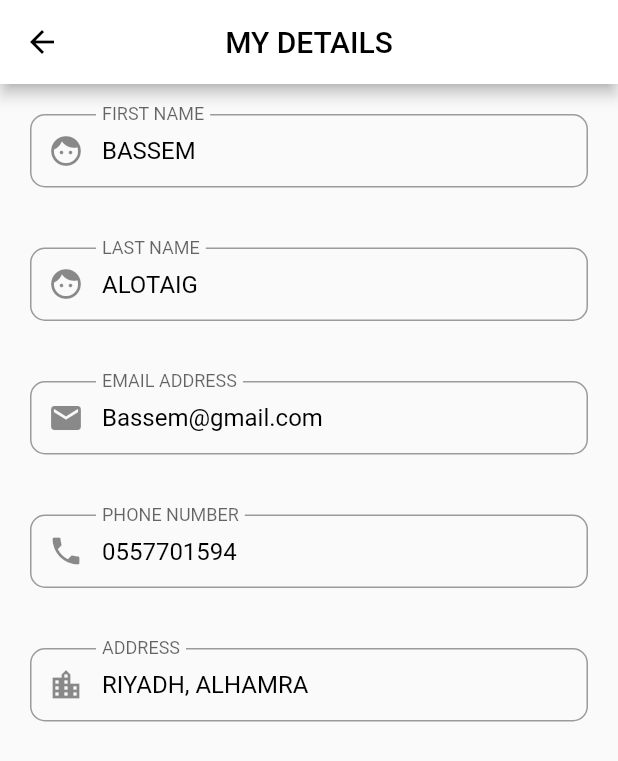
After one commit to Abdulaziz-ba/Project, a Flutter app: the MyDetails screen opened directly, on a phone screen of 412 x 824 dp. The commit adds this screen. Shown: the top 761 px of the screen. Run offline on Flutter 3.47's test engine with Material 2 defaults, Android fonts, the phone set to English and light mode, and no system bars; our stand-ins replace cached_network_image, cloud_firestore, firebase_auth, firebase_core, firebase_storage, flutter_svg and 4 more; missing offline and left inert: cloud_firestore_web, dart:ffi, firebase_auth_web, firebase_core_web, firebase_storage_web; accounts and stored records are empty.

Commit message:
Add files via upload

```diff
--- a/lib/model/user_model.dart
+++ b/lib/model/user_model.dart
@@ -1,15 +1,17 @@
 class UserModel {
   String? uid;
   String? email;
+  String? phone;
   String? FirstName;
   String? LastName;
-  UserModel({this.uid, this.email, this.FirstName, this.LastName});
+  UserModel({this.uid, this.phone, this.email, this.FirstName, this.LastName});
 
 //Retriving data form the server (Firebase DB)
   factory UserModel.fromMap(map) {
     return UserModel(
         uid: map['uid'],
         email: map['email'],
+        phone: map['phone'],
         FirstName: map['FirstName'],
         LastName: map['LastName']);
   }
@@ -18,6 +20,7 @@ class UserModel {
     return {
       'uid': uid,
       'email': email,
+      'phone': phone,
       "FirstName": FirstName,
       "LastName": LastName
     };
--- /dev/null
+++ b/lib/view/Profile/components/MyDetails.dart
@@ -0,0 +1,91 @@
+import 'package:brandz/view/Profile/components/body.dart';
+import 'package:flutter/cupertino.dart';
+import 'package:flutter/material.dart';
+
+class MyDetails extends StatelessWidget {
+  const MyDetails({Key? key}) : super(key: key);
+  @override
+  Widget build(BuildContext context) {
+    return Scaffold(
+        appBar: AppBar(
+          backgroundColor: Colors.white,
+          leading: BackButton(color: Colors.black),
+          centerTitle: true,
+          title:
+              const Text('MY DETAILS', style: TextStyle(color: Colors.black)),
+        ),
+        body: Column(
+          crossAxisAlignment: CrossAxisAlignment.start,
+          children: <Widget>[
+            displayBox2(
+                hintText: 'BASSEM',
+                lableText: 'FIRST NAME',
+                icon: Icon(
+                  Icons.face,
+                )),
+            displayBox2(
+                hintText: 'ALOTAIG',
+                lableText: 'LAST NAME',
+                icon: Icon(
+                  Icons.face,
+                )),
+            displayBox2(
+                hintText: 'Bassem@gmail.com',
+                lableText: 'EMAIL ADDRESS',
+                icon: Icon(
+                  Icons.mail,
+                )),
+            displayBox2(
+                hintText: '0557701594',
+                lableText: 'PHONE NUMBER',
+                icon: Icon(
+                  Icons.phone,
+                )),
+            displayBox2(
+                hintText: 'RIYADH, ALHAMRA',
+                lableText: 'ADDRESS',
+                icon: Icon(
+                  Icons.location_city,
+                ))
+          ],
+        ));
+  }
+}
+
+class displayBox2 extends StatelessWidget {
+  const displayBox2({
+    Key? key,
+    required this.hintText,
+    required this.lableText,
+    required this.icon,
+  }) : super(key: key);
+
+  final String hintText;
+  final String lableText;
+  final Icon icon;
+
+  @override
+  Widget build(BuildContext context) {
+    return Container(
+      padding: EdgeInsets.all(20),
+      child: TextFormField(
+        readOnly: true,
+        enabled: true,
+        autofocus: false,
+        keyboardType: TextInputType.emailAddress,
+        textInputAction: TextInputAction.next,
+        decoration: InputDecoration(
+          prefixIcon: icon,
+          contentPadding: EdgeInsets.fromLTRB(20, 15, 20, 15),
+          hintText: hintText,
+          hintStyle: TextStyle(color: Colors.black),
+          labelText: lableText,
+          floatingLabelBehavior: FloatingLabelBehavior.always,
+          border: OutlineInputBorder(
+            borderRadius: BorderRadius.circular(10),
+          ),
+        ),
+      ),
+    );
+  }
+}
--- a/lib/view/main_screen.dart
+++ b/lib/view/main_screen.dart
@@ -9,7 +9,7 @@ import 'package:get/get.dart';
 import 'cart_screen.dart';
 import 'category_screen.dart';
 import 'home_screen.dart';
-import 'profile_screen.dart';
+import 'Profile/profile_screen.dart';
 import 'search_screen.dart';
 
 class MainPage extends StatefulWidget {
--- a/lib/view/regScreen.dart
+++ b/lib/view/regScreen.dart
@@ -28,6 +28,7 @@ class _reg_screenState extends State<reg_screen> {
   final TextEditingController fNameController = new TextEditingController();
   final TextEditingController lNameController = new TextEditingController();
   final TextEditingController emailController = new TextEditingController();
+  final TextEditingController phoneController = new TextEditingController();
   final TextEditingController passwordController = new TextEditingController();
   final TextEditingController conpasswordController =
       new TextEditingController();
@@ -118,6 +119,32 @@ class _reg_screenState extends State<reg_screen> {
         ),
       ),
     ); //fName Field
+    //Phone Field
+    final PhoneField = TextFormField(
+      autofocus: false,
+      controller: phoneController,
+      keyboardType: TextInputType.name,
+      validator: (value) {
+        RegExp regex = new RegExp(r'^.{3,}$');
+        if (value!.isEmpty) return ("First Name cannot be Empty!");
+        if (!regex.hasMatch(value))
+          return ("Enter a valid name (Min: 3 character)");
+      },
+      onSaved: (value) {
+        phoneController.text = value!;
+      },
+      textInputAction: TextInputAction.next,
+      decoration: InputDecoration(
+        prefixIcon: Icon(
+          Icons.phone,
+        ),
+        contentPadding: EdgeInsets.fromLTRB(20, 15, 20, 15),
+        hintText: "Phone Number",
+        border: OutlineInputBorder(
+          borderRadius: BorderRadius.circular(10),
+        ),
+      ),
+    );
     //Password Field
     final passwordField = TextFormField(
       autofocus: false,
@@ -167,6 +194,7 @@ class _reg_screenState extends State<reg_screen> {
         ),
       ),
     );
+    //SignUp Buutn
     final signUpButton = Material(
       elevation: 5,
       borderRadius: BorderRadius.circular(30),
@@ -212,6 +240,7 @@ class _reg_screenState extends State<reg_screen> {
                   crossAxisAlignment: CrossAxisAlignment.center,
                   //were we add our UI components
                   children: <Widget>[
+                    //logo in the middle
                     SizedBox(
                       height: 200,
                       child: Image.asset(
@@ -220,10 +249,12 @@ class _reg_screenState extends State<reg_screen> {
                       ),
                     ),
                     FnameField,
+
                     SizedBox(
                       height: 15,
                     ),
                     LnameField,
+
                     SizedBox(
                       height: 15,
                     ),
@@ -231,6 +262,11 @@ class _reg_screenState extends State<reg_screen> {
                     SizedBox(
                       height: 15,
                     ),
+                    PhoneField,
+                    SizedBox(
+                      height: 15,
+                    ),
+
                     passwordField,
                     SizedBox(
                       height: 15,
@@ -274,6 +310,7 @@ class _reg_screenState extends State<reg_screen> {
     userModel.FirstName = fNameController.text;
     userModel.LastName = lNameController.text;
     userModel.email = user!.email;
+    userModel.phone = phoneController.text;
     userModel.uid = user.uid;
     await firebaseFirestore
         .collection("users")
```
Also changed, not shown: lib/generated_plugin_registrant.dart (added, +24 -0 lines), lib/view/Profile/components/body.dart (added, +87 -0 lines), lib/view/Profile/components/profile_menu.dart (added, +42 -0 lines), lib/view/Profile/components/profile_pic.dart (added, +45 -0 lines), lib/view/Profile/profile_screen.dart (added, +21 -0 lines), lib/view/auth/login_screen.dart (+38 -24 lines), lib/view/auth/reset_password_screen.dart (added, +126 -0 lines), lib/widgets/cart_products.dart (+64 -96 lines).
